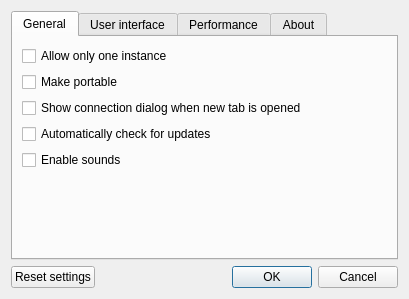
Tasssadar/Lorris, file src/ui/settingsdialog.ui: the form before one commit.
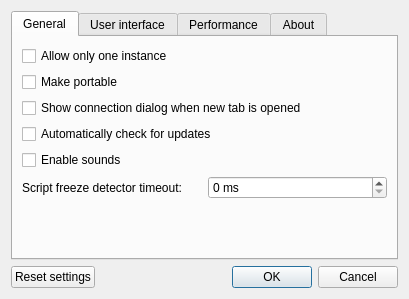
The form after the commit.

Commit message: [866] Analyzer: implement freeze detector for ScriptWidget

```diff
--- a/src/ui/settingsdialog.ui
+++ b/src/ui/settingsdialog.ui
@@ -66,6 +66,27 @@
          </property>
         </widget>
        </item>
+       <item>
+        <layout class="QHBoxLayout" name="horizontalLayout_3">
+         <item>
+          <widget class="QLabel" name="label_4">
+           <property name="text">
+            <string>Script freeze detector timeout:</string>
+           </property>
+          </widget>
+         </item>
+         <item>
+          <widget class="QSpinBox" name="freezeTimeoutBox">
+           <property name="suffix">
+            <string> ms</string>
+           </property>
+           <property name="maximum">
+            <number>2147483647</number>
+           </property>
+          </widget>
+         </item>
+        </layout>
+       </item>
        <item>
         <spacer name="verticalSpacer_7">
          <property name="orientation">
```
The commit also changes 14 other files.
